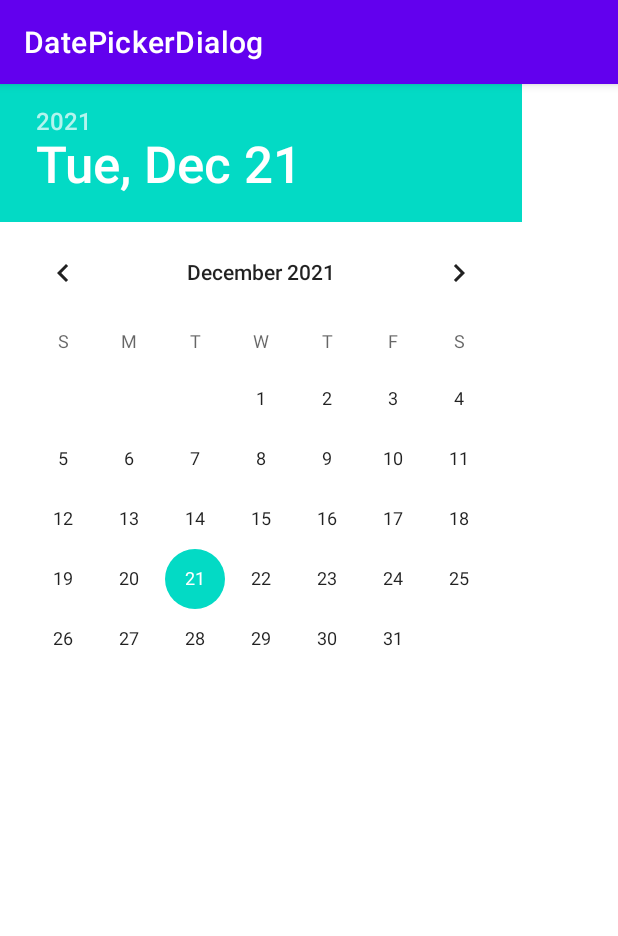
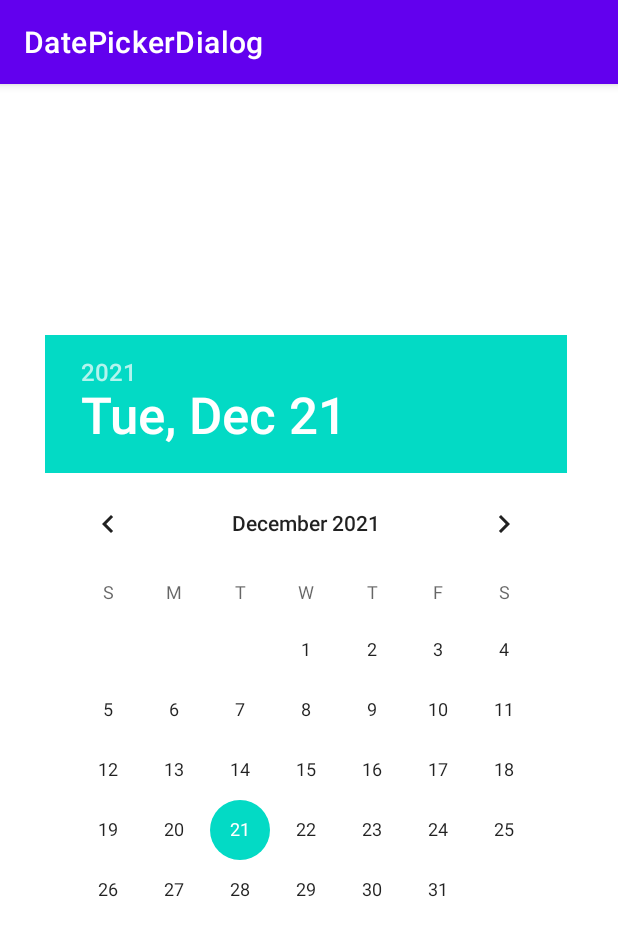
Before and after one commit to GeloneJT/DatePickerDialog, an Android app: the screen it shows after launch (MainActivity), on a phone screen of 412 x 824 dp. Shown: the top 936 px of the screen. Run offline under Robolectric (Android 15) with nearby library versions, the phone set to English and light mode, and no system bars.

Commit message:
layout changed to Constraint MainActivity.kt refactor

```diff
--- a/app/src/main/java/com/example/datepickerdialog/MainActivity.kt
+++ b/app/src/main/java/com/example/datepickerdialog/MainActivity.kt
@@ -8,7 +8,7 @@ import java.util.*
 
 class MainActivity : AppCompatActivity() {
 
-    lateinit var datePicker: DatePicker
+    private lateinit var datePicker: DatePicker
 
     override fun onCreate(savedInstanceState: Bundle?) {
         super.onCreate(savedInstanceState)
@@ -20,10 +20,10 @@ class MainActivity : AppCompatActivity() {
             today.get(Calendar.YEAR),
             today.get(Calendar.MONTH),
             today.get(Calendar.DAY_OF_MONTH)
-        ) { view, year, month, day ->
+        ) { _, year, month, day ->
 
             val month = month + 1
-            var message = "You have selected $day/$month/$year"
+            val message = "You have selected $day/$month/$year"
 
             Toast.makeText(this, message, Toast.LENGTH_LONG).show()
         }
--- a/app/src/main/res/layout/activity_main.xml
+++ b/app/src/main/res/layout/activity_main.xml
@@ -1,5 +1,5 @@
 <?xml version="1.0" encoding="utf-8"?>
-<LinearLayout
+<androidx.constraintlayout.widget.ConstraintLayout
     xmlns:android="http://schemas.android.com/apk/res/android"
     xmlns:tools="http://schemas.android.com/tools"
     xmlns:app="http://schemas.android.com/apk/res-auto"
@@ -9,9 +9,14 @@
 
     <DatePicker
         android:id="@+id/dp"
-        android:layout_width="wrap_content"
-        android:layout_height="wrap_content"
+        android:layout_width="352dp"
+        android:layout_height="432dp"
         android:calendarViewShown="false"
-        android:datePickerMode="calendar" />
+        android:datePickerMode="calendar"
+        app:layout_constraintBottom_toBottomOf="parent"
+        app:layout_constraintEnd_toEndOf="parent"
+        app:layout_constraintStart_toStartOf="parent"
+        app:layout_constraintTop_toTopOf="parent"
+        app:layout_constraintVertical_bias="0.498" />
 
-  </LinearLayout>
+</androidx.constraintlayout.widget.ConstraintLayout>
```
